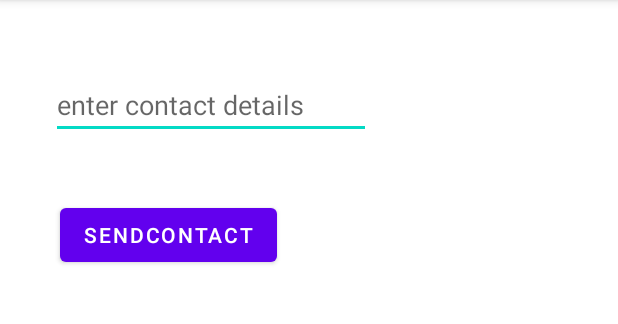
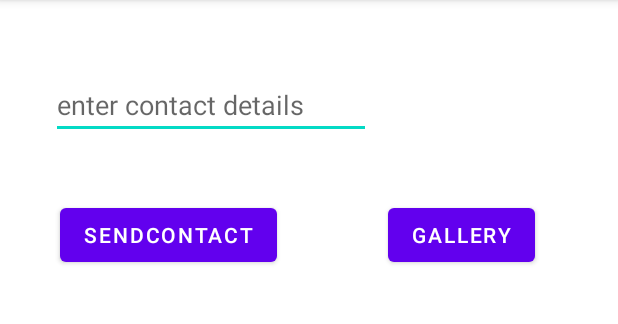
Before and after one commit to abdultanveer/Cognizantapp, an Android app: the screen it shows after launch (HomeActivity), after a tap on "LOGIN", on a phone screen of 412 x 824 dp, the part 84-408 px from its top. Run offline under Robolectric (Android 15) with nearby library versions, the phone set to English and light mode, and no system bars.

Commit message:
switch- diff buttons, when in kotlin

```diff
--- a/app/src/main/java/com/example/cognizantapp/MainActivity.java
+++ b/app/src/main/java/com/example/cognizantapp/MainActivity.java
@@ -23,14 +23,29 @@ public class MainActivity extends AppCompatActivity {
     }
 
     public void clickHandler(View clickedView) {
+
+        switch (clickedView.getId()){
+            case R.id.btnLogin:
+                startHomeActivity();
+                break;
+            case R.id.btnCancel:
+                Toast.makeText(this, "cancelling", Toast.LENGTH_SHORT).show();
+                break;
+        }
+
+
+    }
+
+    private void startHomeActivity() {
         Student abdul = new Student("ansari",123,432.0f);
         Employee ansari = new Employee("abdul",111,456);
-       String name = nameEditText.getText().toString();
-       // Toast.makeText(this, name, Toast.LENGTH_SHORT).show();
-       // resultTv.setText(name);
+        String name = nameEditText.getText().toString();
+        // Toast.makeText(this, name, Toast.LENGTH_SHORT).show();
+        // resultTv.setText(name);
         Intent homeIntent = new Intent(this,HomeActivity.class);
         homeIntent.putExtra("keyn",name);
         startActivity(homeIntent);
+    }
 
-    }
+
 }
--- a/app/src/main/res/layout/activity_home.xml
+++ b/app/src/main/res/layout/activity_home.xml
@@ -20,11 +20,11 @@
 
     <Button
         android:id="@+id/btnContact"
-        android:onClick="contactHandler"
         android:layout_width="wrap_content"
         android:layout_height="wrap_content"
         android:layout_marginStart="40dp"
         android:layout_marginTop="40dp"
+        android:onClick="contactHandler"
         android:text="sendContact"
         app:layout_constraintStart_toStartOf="parent"
         app:layout_constraintTop_toBottomOf="@+id/etContact" />
@@ -38,4 +38,16 @@
         android:text="contact"
         app:layout_constraintStart_toStartOf="parent"
         app:layout_constraintTop_toBottomOf="@+id/btnContact" />
+
+    <Button
+        android:id="@+id/btnGallery"
+        android:onClick="contactHandler"
+
+        android:layout_width="wrap_content"
+        android:layout_height="wrap_content"
+        android:layout_marginStart="11dp"
+        android:layout_marginTop="40dp"
+        android:text="gallery"
+        app:layout_constraintStart_toEndOf="@+id/etContact"
+        app:layout_constraintTop_toBottomOf="@+id/etContact" />
 </androidx.constraintlayout.widget.ConstraintLayout>
--- a/app/src/main/res/layout/activity_main.xml
+++ b/app/src/main/res/layout/activity_main.xml
@@ -39,11 +39,13 @@
         android:layout_marginStart="19dp"
         android:onClick="clickHandler"
         android:text="@string/logn"
-        app:layout_constraintBaseline_toBaselineOf="@+id/button2"
+        app:layout_constraintBaseline_toBaselineOf="@+id/btnCancel"
         app:layout_constraintStart_toStartOf="parent" />
 
     <Button
-        android:id="@+id/button2"
+        android:id="@+id/btnCancel"
+        android:onClick="clickHandler"
+
         android:layout_width="wrap_content"
         android:layout_height="wrap_content"
         android:layout_marginStart="17dp"
```
Also changed, not shown: app/src/main/java/com/example/cognizantapp/HomeActivity.kt (+12 -1 lines).
